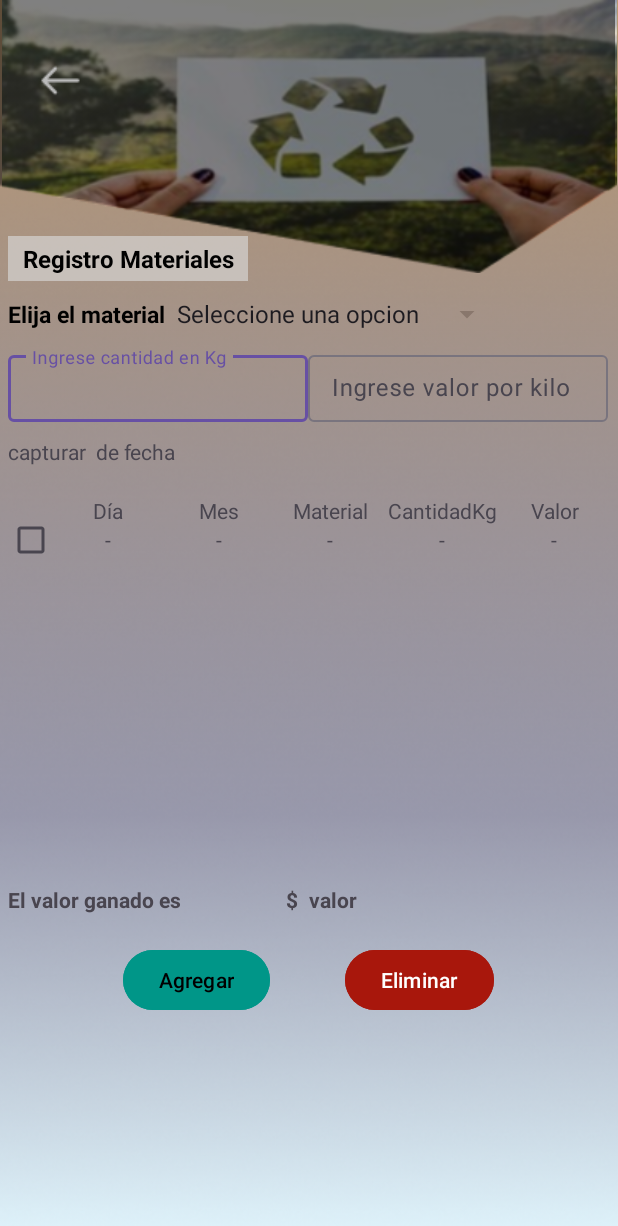
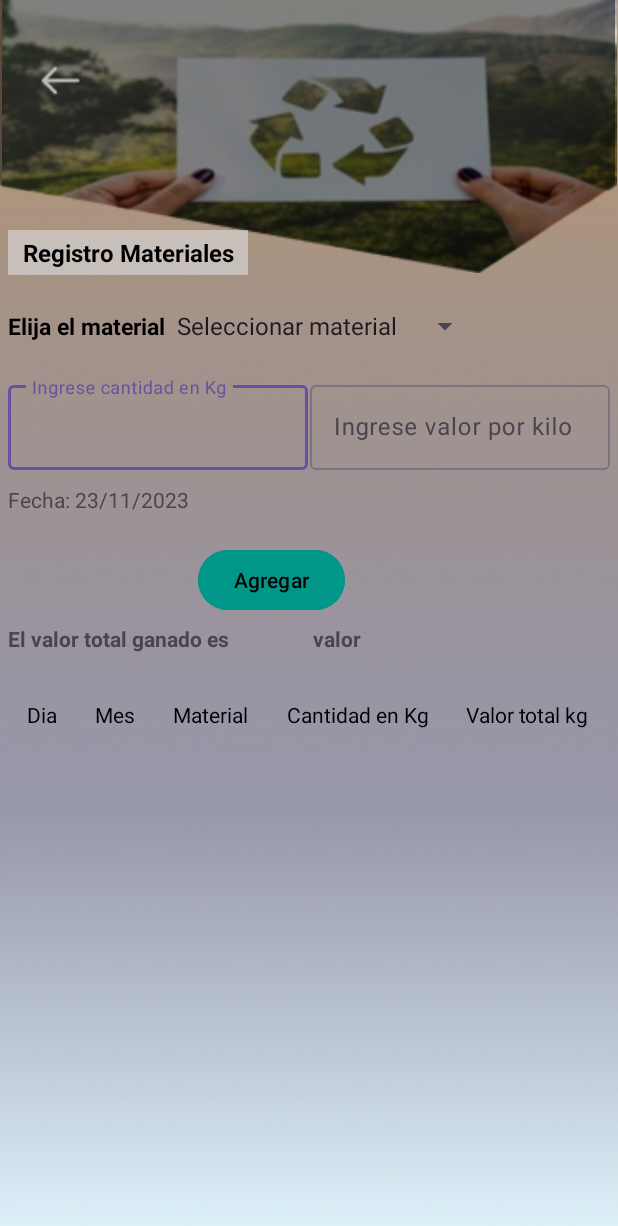
Before and after one commit to noelia333/EcoReciclaje, an Android app: the registro_materiales screen opened directly, with no data from a screen before it, on a phone screen of 412 x 824 dp. Shown: the top 1226 px of the screen. Run offline under Robolectric (Android 15) with nearby library versions, the phone set to English and light mode, and no system bars.

Commit message:
regitro materiales xml y java terminado

```diff
--- a/app/src/main/java/co/edu/unipiloto/ecoreciclaje_equipo05/registro_materiales.java
+++ b/app/src/main/java/co/edu/unipiloto/ecoreciclaje_equipo05/registro_materiales.java
@@ -1,27 +1,36 @@
 package co.edu.unipiloto.ecoreciclaje_equipo05;
 
 import androidx.appcompat.app.AppCompatActivity;
-
-import android.annotation.SuppressLint;
 import android.content.Intent;
+import android.graphics.Color;
 import android.os.Bundle;
+import android.view.Gravity;
 import android.view.View;
+import android.widget.AdapterView;
 import android.widget.ArrayAdapter;
 import android.widget.Button;
-import android.widget.EditText;
 import android.widget.ImageView;
 import android.widget.Spinner;
+import android.widget.TableLayout;
+import android.widget.TableRow;
 import android.widget.TextView;
+import android.widget.Toast;
+import com.google.android.material.textfield.TextInputLayout;
+import java.text.SimpleDateFormat;
+import java.util.Calendar;
+import java.util.Locale;
+import java.util.TimeZone;
 
 public class registro_materiales extends AppCompatActivity {
 
     ImageView imagenRetroceder;
+    TextView tvFecha;
+    TextInputLayout etIngreseKg, etValorkg;
+    Button btnAgregar;
+    TableLayout tabla;
+    Spinner materialSpinner;
 
-    TextView tvTotal;
-    EditText Valorpeso, Valorprecio;
-
-    Button btn_registrar_material;
-    Spinner Spi_intem;
+    private double valorTotal = 0.0;
 
     @Override
     protected void onCreate(Bundle savedInstanceState) {
@@ -29,70 +38,202 @@ public class registro_materiales extends AppCompatActivity {
         setContentView(R.layout.activity_registro_materiales);
 
         imagenRetroceder = findViewById(R.id.imvRetroceder);
-        Spi_intem=findViewById(R.id.choose_item);
-        tvTotal=findViewById(R.id.tvtotal);
-        Valorpeso=findViewById(R.id.Peso);
-        Valorprecio=findViewById(R.id.Valor);
-        btn_registrar_material=findViewById(R.id.btn_registe_material);
+        materialSpinner = findViewById(R.id.choose_item);
+        tvFecha = findViewById(R.id.tvFecha);
+        etIngreseKg = findViewById(R.id.etIngreseKg);
+        btnAgregar = findViewById(R.id.btnAgregar);
+        etValorkg = findViewById(R.id.etValorkg);
+        tabla = findViewById(R.id.tlTabla);
+
+        // Agregar el encabezado de la tabla
+        TableRow headerRow = new TableRow(this);
+        headerRow.setLayoutParams(new TableLayout.LayoutParams(
+                TableLayout.LayoutParams.MATCH_PARENT,
+                TableLayout.LayoutParams.WRAP_CONTENT));
+
+        String[] headers = {"Dia", "Mes", "Material", "Cantidad en Kg", "Valor total kg"};
+
+        for (String header : headers) {
+            headerRow.addView(createTextView(header, true));
+        }
+
+        tabla.addView(headerRow);
+
+        // SPINNER
+        String[] opcionesMateriales = {"Seleccionar material", "Papel y Cartón", "Plástico", "Vidrio", "Metal"};
+        // FECHA
+        String fechaActual = obtenerFechaActual();
+        tvFecha.setText("Fecha: " + fechaActual);
+
+        ArrayAdapter<String> adapter = new ArrayAdapter<>(this, android.R.layout.simple_spinner_item, opcionesMateriales);
+        adapter.setDropDownViewResource(android.R.layout.simple_spinner_dropdown_item);
+
+        materialSpinner.setAdapter(adapter);
+
+        // SELECCIÓN DEL SPINNER
+        materialSpinner.setOnItemSelectedListener(new AdapterView.OnItemSelectedListener() {
+            @Override
+            public void onItemSelected(AdapterView<?> parentView, View selectedItemView, int position, long id) {
+                if (position == 0) {
+                    Toast.makeText(registro_materiales.this, "Por favor, selecciona un material válido", Toast.LENGTH_SHORT).show();
+                } else {
+                    String materialSeleccionado = opcionesMateriales[position];
+                    Toast.makeText(registro_materiales.this, "Material seleccionado: " + materialSeleccionado, Toast.LENGTH_SHORT).show();
+                }
+            }
+
+            @Override
+            public void onNothingSelected(AdapterView<?> parentView) {
+                // Puedes dejarlo vacío si no necesitas realizar ninguna acción específica
+            }
+        });
 
         imagenRetroceder.setOnClickListener(new View.OnClickListener() {
             @Override
             public void onClick(View v) {
-
+                // Acción al hacer clic en el botón de retroceder
                 Intent retroceder = new Intent(getApplicationContext(), Perfil_usuario.class);
                 startActivity(retroceder);
             }
         });
 
-        //String[] material={"Carton","Plastico","Vidrio", "Papel"};
-        ArrayAdapter<CharSequence> Adaptador= ArrayAdapter.createFromResource
-                (this, R.array.material,android.R.layout.simple_spinner_item);
-        Adaptador.setDropDownViewResource(android.R.layout.simple_spinner_dropdown_item);
-                //(this, R.array.material, android.R.layout.simple_spinner_item);
+        btnAgregar.setOnClickListener(new View.OnClickListener() {
+            @Override
+            public void onClick(View v) {
 
-        Spi_intem.setAdapter(Adaptador);
+                String material = materialSpinner.getSelectedItem().toString();
+                String cantidadKg = etIngreseKg.getEditText().getText().toString();
+                String valorKG = etValorkg.getEditText().getText().toString();
 
-        btn_registrar_material.setOnClickListener(new View.OnClickListener() {
-            @Override
-            public void onClick(View view) {
-                calularValor();
+                // Obtener el día y el mes
+                String dia = obtenerDiaActual();
+                String mes = obtenerMesActual();
+
+                // Verificar si se han ingresado todos los datos
+                if (cantidadKg.isEmpty() || valorKG.isEmpty() || material.equals(opcionesMateriales[0])) {
+                    Toast.makeText(registro_materiales.this, "Por favor, ingresa todos los datos.", Toast.LENGTH_LONG).show();
+                } else {
+                    addRow(dia, mes, material, cantidadKg, valorKG);
+
+                    etIngreseKg.getEditText().getText().clear();
+                    etValorkg.getEditText().getText().clear();
+                }
+
             }
         });
-    }
 
-    public void calularValor() {
-        int peso,valor;
-        int carton, plastico, vidrio, metales;
-        String select;
-        peso = Integer.parseInt(Valorpeso.getText().toString());
-        valor = Integer.parseInt(Valorprecio.getText().toString());
-
-
-        select = Spi_intem.getSelectedItem().toString();
-
-        if (select.equals("Papel y carton")) {
-            carton = valor * peso;
-            tvTotal.setText(String.valueOf(carton));
-
-        } else {
-            if (select.equals("Plasticos")) {
-                System.out.println(select);
-                plastico = valor * peso;
-                tvTotal.setText(String.valueOf(plastico));
-
-            } else {
-                if (select.equals("Vidrio")) {
-                    System.out.println(select);
-                    vidrio = valor * peso;
-                    tvTotal.setText(String.valueOf(vidrio));
-
-                } else {
-                    if (select.equals("Metales")) {
-                        metales = valor * peso;
-                        tvTotal.setText(String.valueOf(metales));
-                    }
-                }
+        // Listener para las filas de la tabla
+        for (int i = 1; i < tabla.getChildCount(); i++) {
+            View rowView = tabla.getChildAt(i);
+            if (rowView instanceof TableRow) {
+                TableRow row = (TableRow) rowView;
+                setTableRowClickListener(row);
             }
         }
     }
+
+    private void addRow(String dia, String mes, String material, String cantidadKg, String valorKG) {
+        TableRow newRow = new TableRow(this);
+        newRow.setLayoutParams(new TableLayout.LayoutParams(
+                TableLayout.LayoutParams.MATCH_PARENT,
+                TableLayout.LayoutParams.WRAP_CONTENT));
+
+        newRow.addView(createTextView(dia, false));
+        newRow.addView(createTextView(mes, false));
+        newRow.addView(createTextView(material, false));
+        newRow.addView(createTextView(cantidadKg, false));
+        newRow.addView(createTextView(valorKG, false));
+
+        // Añadir imagen de la caneca de basura
+        ImageView deleteIcon = createDeleteIcon();
+        newRow.addView(deleteIcon);
+
+        // Establecer clic en la fila para resaltarla
+        setTableRowClickListener(newRow);
+
+        tabla.addView(newRow);
+
+        double valor = Double.parseDouble(valorKG);
+        valorTotal += valor;
+
+        // Actualizar el TextView con el nuevo valor total
+        TextView tvValorTotal = findViewById(R.id.tvValorTotal);
+        tvValorTotal.setText("Valor total: " + String.valueOf(valorTotal));
+
+    }
+
+    private ImageView createDeleteIcon() {
+        ImageView deleteIcon = new ImageView(this);
+        deleteIcon.setImageResource(R.drawable.ic_delete); // Asegúrate de tener esta imagen en res/drawable
+        deleteIcon.setClickable(true);
+        deleteIcon.setOnClickListener(new View.OnClickListener() {
+            @Override
+            public void onClick(View v) {
+                TableRow parentRow = (TableRow) v.getParent();
+                tabla.removeView(parentRow);
+                Toast.makeText(registro_materiales.this, "Fila eliminada", Toast.LENGTH_SHORT).show();
+            }
+        });
+
+        return deleteIcon;
+    }
+
+    private void setTableRowClickListener(TableRow row) {
+        for (int i = 0; i < row.getChildCount(); i++) {
+            View childView = row.getChildAt(i);
+            childView.setClickable(true);
+            childView.setOnClickListener(new View.OnClickListener() {
+                @Override
+                public void onClick(View v) {
+                    // Si se hace clic en la imagen de la caneca de basura, eliminar la fila
+                    if (v instanceof ImageView) {
+                        TableRow parentRow = (TableRow) v.getParent();
+                        double valorEliminado = Double.parseDouble(((TextView) parentRow.getChildAt(4)).getText().toString());
+                        valorTotal -= valorEliminado;
+
+                        // Actualizar el TextView con el nuevo valor total
+                        TextView tvValorTotal = findViewById(R.id.tvValorTotal);
+                        tvValorTotal.setText("Valor total: " + String.valueOf(valorTotal));
+
+                        tabla.removeView(parentRow);
+                        Toast.makeText(registro_materiales.this, "Fila eliminada", Toast.LENGTH_SHORT).show();
+                    }
+                }
+            });
+        }
+    }
+
+    private TextView createTextView(String text, boolean isHeader) {
+        TextView textView = new TextView(this);
+        textView.setText(text);
+        textView.setGravity(Gravity.CENTER);
+        textView.setPadding(8, 8, 8, 8);
+
+        if (isHeader) {
+            textView.setBackgroundColor(Color.TRANSPARENT);
+            textView.setTextColor(Color.BLACK);
+        } else {
+            textView.setBackgroundColor(Color.LTGRAY);
+        }
+
+        return textView;
+    }
+
+    private String obtenerFechaActual() {
+        Calendar calendar = Calendar.getInstance(TimeZone.getTimeZone("America/Bogota"));
+        SimpleDateFormat formatoFecha = new SimpleDateFormat("dd/MM/yyyy", Locale.getDefault());
+        return formatoFecha.format(calendar.getTime());
+    }
+
+    private String obtenerDiaActual() {
+        Calendar calendar = Calendar.getInstance(TimeZone.getTimeZone("America/Bogota"));
+        SimpleDateFormat formatoDia = new SimpleDateFormat("dd", Locale.getDefault());
+        return formatoDia.format(calendar.getTime());
+    }
+
+    private String obtenerMesActual() {
+        Calendar calendar = Calendar.getInstance(TimeZone.getTimeZone("America/Bogota"));
+        SimpleDateFormat formatoMes = new SimpleDateFormat("MM", Locale.getDefault());
+        return formatoMes.format(calendar.getTime());
+    }
 }
--- /dev/null
+++ b/app/src/main/res/drawable/ic_delete.xml
@@ -0,0 +1,5 @@
+<vector android:height="24dp" android:tint="#000000"
+    android:viewportHeight="24" android:viewportWidth="24"
+    android:width="24dp" xmlns:android="http://schemas.android.com/apk/res/android">
+    <path android:fillColor="@android:color/white" android:pathData="M6,19c0,1.1 0.9,2 2,2h8c1.1,0 2,-0.9 2,-2V7H6v12zM19,4h-3.5l-1,-1h-5l-1,1H5v2h14V4z"/>
+</vector>
--- a/app/src/main/res/layout/activity_registro_materiales.xml
+++ b/app/src/main/res/layout/activity_registro_materiales.xml
@@ -56,9 +56,8 @@
     <LinearLayout
         android:layout_width="match_parent"
         android:layout_height="wrap_content"
-        android:layout_marginTop="152dp"
+        android:layout_marginTop="148dp"
         android:orientation="vertical"
-
         android:padding="5dp"
         app:layout_constraintEnd_toEndOf="parent"
         app:layout_constraintHorizontal_bias="0.0"
@@ -87,7 +86,7 @@
             <TextView
                 android:id="@+id/textView7"
                 android:layout_width="wrap_content"
-                android:layout_height="wrap_content"
+                android:layout_height="48dp"
                 android:text="Elija el material"
                 android:textColor="@color/black"
                 android:textSize="15sp"
@@ -96,7 +95,7 @@
             <Spinner
                 android:id="@+id/choose_item"
                 android:layout_width="wrap_content"
-                android:layout_height="wrap_content"
+                android:layout_height="48dp"
                 android:entries="@array/material" />
 
         </LinearLayout>
@@ -110,25 +109,23 @@
 
 
             <com.google.android.material.textfield.TextInputLayout
-
-                android:id="@+id/etIngreNombre"
+                android:id="@+id/etIngreseKg"
                 android:layout_width="200dp"
-                android:layout_height="50dp"
+                android:layout_height="wrap_content"
+                android:layout_weight="1"
                 android:hint="Ingrese cantidad en Kg">
-
 
                 <com.google.android.material.textfield.TextInputEditText
                     android:layout_width="200dp"
                     android:layout_height="wrap_content"
                     android:inputType="text" />
-
             </com.google.android.material.textfield.TextInputLayout>
 
             <com.google.android.material.textfield.TextInputLayout
 
-                android:id="@+id/etIngre"
+                android:id="@+id/etValorkg"
                 android:layout_width="200dp"
-                android:layout_height="50dp"
+                android:layout_height="wrap_content"
                 android:hint="Ingrese valor por kilo ">
 
                 <com.google.android.material.textfield.TextInputEditText
@@ -139,168 +136,25 @@
             </com.google.android.material.textfield.TextInputLayout>
 
 
-
-
-
         </LinearLayout>
 
         <TextView
+            android:id="@+id/tvFecha"
             android:layout_width="match_parent"
             android:layout_height="match_parent"
             android:layout_marginTop="10dp"
-            android:text="capturar  de fecha"/>
-
-        <ScrollView
-            android:layout_width="match_parent"
-            android:layout_height="match_parent"
-            android:layout_marginTop="20dp">
-
-            <TableLayout
-                android:layout_width="match_parent"
-                android:layout_height="wrap_content">
-
-                <!-- Encabezado de la tabla -->
-                <TableRow
-                    android:layout_width="match_parent"
-                    android:layout_height="wrap_content">
-
-                    <!-- Checkbox para eliminación -->
-                    <CheckBox
-                        android:id="@+id/checkEliminarEncabezado"
-                        android:layout_width="0dp"
-                        android:layout_height="1dp"
-                        android:layout_gravity="center_vertical"
-                        android:visibility="invisible"/>
-
-                    <!-- Campos para día, mes, material, cantidad, kg, valor -->
-                    <TextView
-                        android:text="Día"
-                        android:layout_width="0dp"
-                        android:layout_weight="1"
-                        android:gravity="center"/>
-
-                    <TextView
-                        android:text="Mes"
-                        android:layout_width="0dp"
-                        android:layout_weight="1"
-                        android:gravity="center"/>
-
-                    <TextView
-                        android:text="Material"
-                        android:layout_width="0dp"
-                        android:layout_weight="1"
-                        android:gravity="center"/>
-
-                    <TextView
-                        android:text="CantidadKg"
-                        android:layout_width="0dp"
-                        android:layout_weight="1"
-                        android:gravity="center"/>
-
-                    <TextView
-                        android:text="Valor"
-                        android:layout_width="0dp"
-                        android:layout_weight="1"
-                        android:gravity="center"/>
-                </TableRow>
-
-                <!-- Filas de la tabla -->
-                <!-- Puedes agregar más TableRow según sea necesario, ya sea en el diseño o dinámicamente en tiempo de ejecución -->
-
-                <!-- Ejemplo de fila 1 -->
-                <TableRow
-                    android:layout_width="match_parent"
-                    android:layout_height="wrap_content">
-
-                    <!-- Checkbox para eliminación -->
-                    <CheckBox
-                        android:id="@+id/checkEliminarFila1"
-                        android:layout_width="30dp"
-                        android:layout_height="20dp"
-                        android:layout_gravity="center_vertical"/>
-
-                    <!-- Campos para día, mes, material, cantidad, kg, valor -->
-                    <TextView
-                        android:id="@+id/tvDia"
-                        android:text="-"
-                        android:layout_width="0dp"
-                        android:layout_weight="1"
-                        android:gravity="center"/>
-
-                    <TextView
-                        android:id="@+id/tvMes"
-                        android:text="-"
-                        android:layout_width="0dp"
-                        android:layout_weight="1"
-                        android:gravity="center"/>
-
-                    <TextView
-                        android:id="@+id/tvMaterial"
-                        android:text="-"
-                        android:layout_width="0dp"
-                        android:layout_weight="1"
-                        android:gravity="center"/>
-
-                    <TextView
-                        android:id="@+id/tvCantidad"
-                        android:text="-"
-                        android:layout_width="0dp"
-                        android:layout_weight="1"
-                        android:gravity="center"/>
-
-                    <TextView
-                        android:id="@+id/tvValor"
-                        android:text="-"
-                        android:layout_width="0dp"
-                        android:layout_weight="1"
-                        android:gravity="center"/>
-                </TableRow>
-
-            </TableLayout>
-
-
-        </ScrollView>
-
+            android:text="capturar  de fecha" />
 
         <LinearLayout
             android:layout_width="match_parent"
             android:layout_height="match_parent"
+            android:layout_marginTop="20dp"
+            android:gravity="center"
             android:orientation="horizontal">
-
-            <TextView
-                android:id="@+id/tvtotal"
-                android:layout_width="200dp"
-                android:layout_height="wrap_content"
-
-                android:layout_marginTop="220dp"
-                android:text="El valor ganado es                     $"
-                android:textStyle="bold"
-                android:layout_weight="1"/>
-
-            <TextView
-                android:id="@+id/textView11"
-                android:layout_width="200dp"
-                android:layout_height="wrap_content"
-                android:layout_weight="1"
-                android:layout_marginTop="220dp"
-                android:text="valor"
-                android:textStyle="bold"
-                />
-
-
-        </LinearLayout>
-
-        <LinearLayout
-            android:layout_width="match_parent"
-            android:layout_height="match_parent"
-            android:orientation="horizontal"
-            android:gravity="center"
-            android:layout_marginTop="20dp">
-
 
 
             <Button
-                android:id="@+id/button"
+                android:id="@+id/btnAgregar"
                 android:layout_width="wrap_content"
                 android:layout_height="wrap_content"
                 android:backgroundTint="#009688"
@@ -309,16 +163,58 @@
 
             <Space
                 android:layout_width="50dp"
+                android:layout_height="wrap_content" />
+
+
+        </LinearLayout>
+
+        <LinearLayout
+            android:layout_width="match_parent"
+            android:layout_height="wrap_content"
+            android:layout_marginTop="5dp"
+            android:orientation="horizontal">
+
+            <TextView
+                android:id="@+id/tvtotal"
+                android:layout_width="200dp"
                 android:layout_height="wrap_content"
-                />
+                android:text="El valor total ganado es"
+                android:textStyle="bold" />
 
-            <Button
-                android:id="@+id/button2"
-                android:layout_width="wrap_content"
+            <TextView
+                android:id="@+id/tvValorTotal"
+                android:layout_width="200dp"
                 android:layout_height="wrap_content"
-                android:text="Eliminar"
-                android:backgroundTint="#A8170C"/>
+                android:text=" valor"
+                android:textStyle="bold" />
+
+
         </LinearLayout>
+
+        <ScrollView
+            android:layout_width="match_parent"
+            android:layout_height="match_parent"
+            android:layout_marginTop="10dp"
+            android:fillViewport="true"
+            android:contentDescription="Descripción de la tabla">
+
+            <TableLayout
+                android:id="@+id/tlTabla"
+                android:layout_width="match_parent"
+                android:layout_height="wrap_content"
+                android:stretchColumns="*"
+                android:layout_marginTop="16dp"
+                android:layout_marginBottom="16dp">
+
+
+                <!-- Encabezado de la tabla -->
+
+
+            </TableLayout>
+
+
+        </ScrollView>
+
 
     </LinearLayout>
 
```
